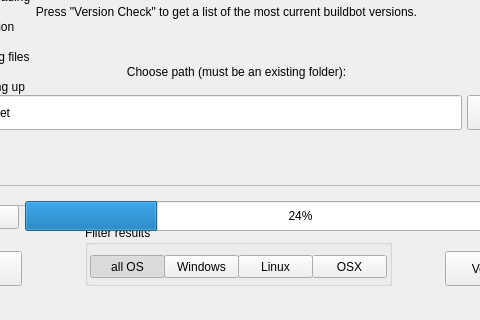
Above: mainwindow.ui from overmindstudios/BlenderUpdater before the change; both pictures show x 115 to 595 and y 115 to 435 of the 700 by 435 pixel window. Below: the same form after it.
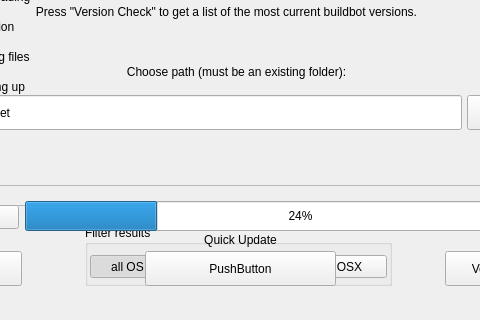
That is the form after the change. Icons and pictures are not drawn.

```diff
--- a/mainwindow.ui
+++ b/mainwindow.ui
@@ -492,6 +492,47 @@
       <bool>true</bool>
      </property>
     </widget>
+    <zorder>btn_osx</zorder>
+    <zorder>btn_windows</zorder>
+    <zorder>btn_allos</zorder>
+    <zorder>btn_linux</zorder>
+    <zorder>lbl_quick</zorder>
+   </widget>
+   <widget class="QPushButton" name="btn_oneclick">
+    <property name="geometry">
+     <rect>
+      <x>260</x>
+      <y>366</y>
+      <width>191</width>
+      <height>35</height>
+     </rect>
+    </property>
+    <property name="toolTip">
+     <string>Use last used settings to update blender. Uses the path in the above text field and specified version on the button.</string>
+    </property>
+    <property name="text">
+     <string>PushButton</string>
+    </property>
+    <property name="icon">
+     <iconset resource="res.qrc">
+      <normaloff>:/newPrefix/images/Actions-quickopen-icon.png</normaloff>:/newPrefix/images/Actions-quickopen-icon.png</iconset>
+    </property>
+   </widget>
+   <widget class="QLabel" name="lbl_quick">
+    <property name="geometry">
+     <rect>
+      <x>290</x>
+      <y>345</y>
+      <width>131</width>
+      <height>20</height>
+     </rect>
+    </property>
+    <property name="text">
+     <string>Quick Update</string>
+    </property>
+    <property name="alignment">
+     <set>Qt::AlignCenter</set>
+    </property>
    </widget>
    <zorder>btngrp_filter</zorder>
    <zorder>frm_start</zorder>
@@ -503,6 +544,8 @@
    <zorder>btn_about</zorder>
    <zorder>btn_cancel</zorder>
    <zorder>frm_progress</zorder>
+   <zorder>btn_oneclick</zorder>
+   <zorder>lbl_quick</zorder>
   </widget>
   <widget class="QStatusBar" name="statusbar"/>
  </widget>
```
